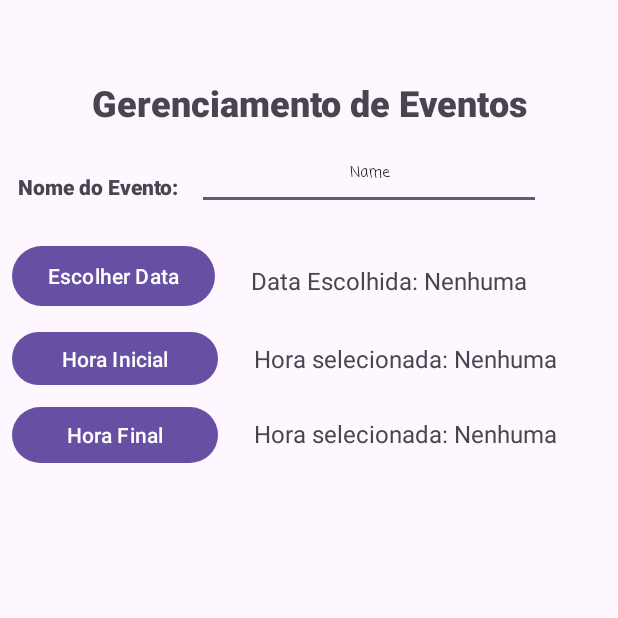
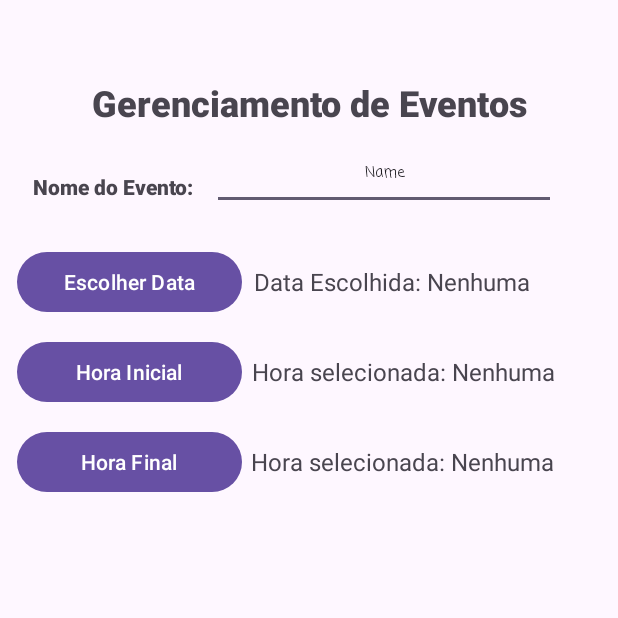
Before and after one commit to BRADDTELES/appEventos, an Android app: the screen it shows after launch (MainActivity), on a phone screen of 412 x 824 dp, the top half of it. Run offline under Robolectric (Android 15) with nearby library versions, the phone set to English and light mode, and no system bars.

Commit message:
Encaixando alguns LinearLayout Vertical e Horizontal #02

```diff
--- a/app/src/main/res/layout/activity_main.xml
+++ b/app/src/main/res/layout/activity_main.xml
@@ -29,81 +29,14 @@
 
     </LinearLayout>
 
-    <TextView
-        android:id="@+id/dataEscolhidaTextView"
-        android:layout_width="wrap_content"
-        android:layout_height="wrap_content"
-        android:layout_marginStart="24dp"
-        android:layout_marginTop="84dp"
-        android:fontFamily="sans-serif"
-        android:text="@string/label_data_escolhida"
-        android:textSize="16sp"
-        app:layout_constraintStart_toEndOf="@+id/button"
-        app:layout_constraintTop_toBottomOf="@+id/linearLayout" />
-
-    <Button
-        android:id="@+id/button"
-        android:layout_width="wrap_content"
-        android:layout_height="wrap_content"
-        android:layout_marginStart="8dp"
-        android:layout_marginTop="68dp"
-        android:onClick="escolherDataButtonAction"
-        android:text="@string/label_escolher_data"
+    <LinearLayout
+        android:id="@+id/linearLayout3"
+        android:layout_width="400dp"
+        android:layout_height="66dp"
+        android:layout_marginStart="10dp"
+        android:orientation="vertical"
         app:layout_constraintStart_toStartOf="parent"
-        app:layout_constraintTop_toBottomOf="@+id/linearLayout" />
-
-    <Button
-        android:id="@+id/selecionarHoraInicialButton"
-        android:layout_width="137dp"
-        android:layout_height="43dp"
-        android:layout_marginStart="8dp"
-        android:layout_marginTop="125dp"
-        android:onClick="escolherHoraInicialButtonAction"
-        android:text="@string/label_hora_inicial"
-        app:layout_constraintStart_toStartOf="parent"
-        app:layout_constraintTop_toBottomOf="@+id/linearLayout" />
-
-    <TextView
-        android:id="@+id/horaInicialSelecionadaTextView"
-        android:layout_width="wrap_content"
-        android:layout_height="wrap_content"
-        android:layout_marginStart="24dp"
-        android:layout_marginTop="136dp"
-        android:foregroundGravity="center"
-        android:gravity="center"
-        android:text="@string/label_hora_inicial_selecionada"
-        android:textSize="16sp"
-        app:layout_constraintStart_toEndOf="@+id/selecionarHoraInicialButton"
-        app:layout_constraintTop_toBottomOf="@+id/linearLayout" />
-
-    <Button
-        android:id="@+id/selecionarHoraFinalButton"
-        android:layout_width="137dp"
-        android:layout_height="45dp"
-        android:layout_marginStart="8dp"
-        android:layout_marginTop="175dp"
-        android:onClick="escolherHoraFinalButtonAction"
-        android:text="@string/label_hora_final"
-        app:layout_constraintStart_toStartOf="parent"
-        app:layout_constraintTop_toBottomOf="@+id/linearLayout" />
-
-    <TextView
-        android:id="@+id/horaFinalSelecionadaTextView"
-        android:layout_width="wrap_content"
-        android:layout_height="wrap_content"
-        android:layout_marginStart="24dp"
-        android:layout_marginTop="186dp"
-        android:text="@string/label_hora_final_selecionada"
-        android:textSize="16sp"
-        app:layout_constraintStart_toEndOf="@+id/selecionarHoraFinalButton"
-        app:layout_constraintTop_toBottomOf="@+id/linearLayout" />
-
-    <LinearLayout
-        android:layout_width="409dp"
-        android:layout_height="66dp"
-        android:orientation="vertical"
-        app:layout_constraintTop_toBottomOf="@+id/linearLayout"
-        tools:layout_editor_absoluteX="1dp">
+        app:layout_constraintTop_toBottomOf="@+id/linearLayout">
 
         <LinearLayout
             android:layout_width="match_parent"
@@ -134,4 +67,85 @@
         </LinearLayout>
     </LinearLayout>
 
+    <LinearLayout
+        android:layout_width="400dp"
+        android:layout_height="180dp"
+        android:layout_marginStart="10dp"
+        android:orientation="vertical"
+        app:layout_constraintEnd_toEndOf="parent"
+        app:layout_constraintStart_toStartOf="parent"
+        app:layout_constraintTop_toBottomOf="@+id/linearLayout3">
+
+        <LinearLayout
+            android:layout_width="match_parent"
+            android:layout_height="60dp"
+            android:layout_gravity="center_vertical"
+            android:gravity="center_vertical"
+            android:orientation="horizontal">
+
+            <Button
+                android:id="@+id/button"
+                android:layout_width="150dp"
+                android:layout_height="wrap_content"
+                android:onClick="escolherDataButtonAction"
+                android:text="@string/label_escolher_data" />
+
+            <TextView
+                android:id="@+id/dataEscolhidaTextView"
+                android:layout_width="200dp"
+                android:layout_height="wrap_content"
+                android:fontFamily="sans-serif"
+                android:gravity="center_horizontal"
+                android:text="@string/label_data_escolhida"
+                android:textSize="16sp" />
+        </LinearLayout>
+
+        <LinearLayout
+            android:layout_width="match_parent"
+            android:layout_height="60dp"
+            android:layout_gravity="center_vertical"
+            android:gravity="center_vertical"
+            android:orientation="horizontal">
+
+            <Button
+                android:id="@+id/selecionarHoraInicialButton"
+                android:layout_width="150dp"
+                android:layout_height="wrap_content"
+                android:onClick="escolherHoraInicialButtonAction"
+                android:text="@string/label_hora_inicial" />
+
+            <TextView
+                android:id="@+id/horaInicialSelecionadaTextView"
+                android:layout_width="215dp"
+                android:layout_height="wrap_content"
+                android:foregroundGravity="center"
+                android:gravity="center_horizontal"
+                android:text="@string/label_hora_inicial_selecionada"
+                android:textSize="16sp" />
+        </LinearLayout>
+
+        <LinearLayout
+            android:layout_width="match_parent"
+            android:layout_height="60dp"
+            android:layout_gravity="center_vertical"
+            android:gravity="center_vertical"
+            android:orientation="horizontal">
+
+            <Button
+                android:id="@+id/selecionarHoraFinalButton"
+                android:layout_width="150dp"
+                android:layout_height="wrap_content"
+                android:onClick="escolherHoraFinalButtonAction"
+                android:text="@string/label_hora_final" />
+
+            <TextView
+                android:id="@+id/horaFinalSelecionadaTextView"
+                android:layout_width="213dp"
+                android:layout_height="wrap_content"
+                android:gravity="center_horizontal"
+                android:text="@string/label_hora_final_selecionada"
+                android:textSize="16sp" />
+        </LinearLayout>
+    </LinearLayout>
+
 </androidx.constraintlayout.widget.ConstraintLayout>
```
